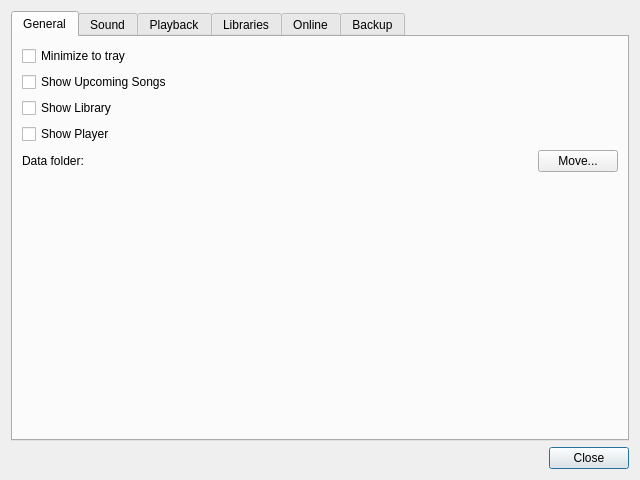
Old version of the form ui/settings.ui in the repository music-hive-dev/MusicHive.
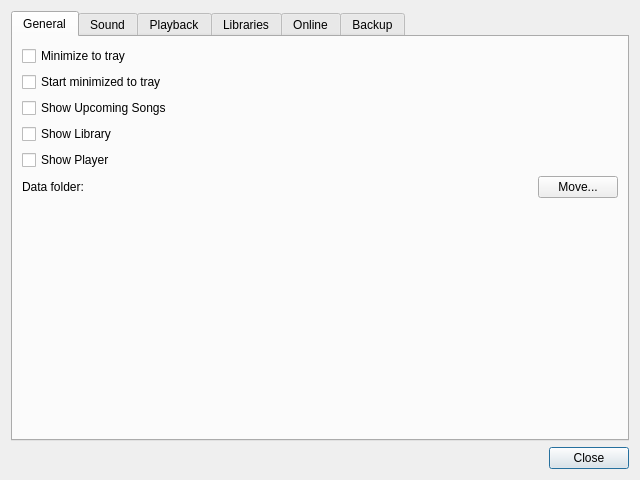
New version of the form.

Commit message: added mini player, start minimized to tray and shuffling of the queue

Diff of the .ui file:
```diff
--- a/ui/settings.ui
+++ b/ui/settings.ui
@@ -28,6 +28,16 @@
          </property>
         </widget>
        </item>
+       <item>
+        <widget class="QCheckBox" name="generalStartMinimized">
+         <property name="toolTip">
+          <string>Needs Minimize to tray, because the tray icon is how you open the window.</string>
+         </property>
+         <property name="text">
+          <string>Start minimized to tray</string>
+         </property>
+        </widget>
+       </item>
        <item>
         <widget class="QCheckBox" name="generalShowUpcoming">
          <property name="text">
```
Left out of the diff: 7 changed lines with no effect on the pictures. The commit also changes 8 other files.
